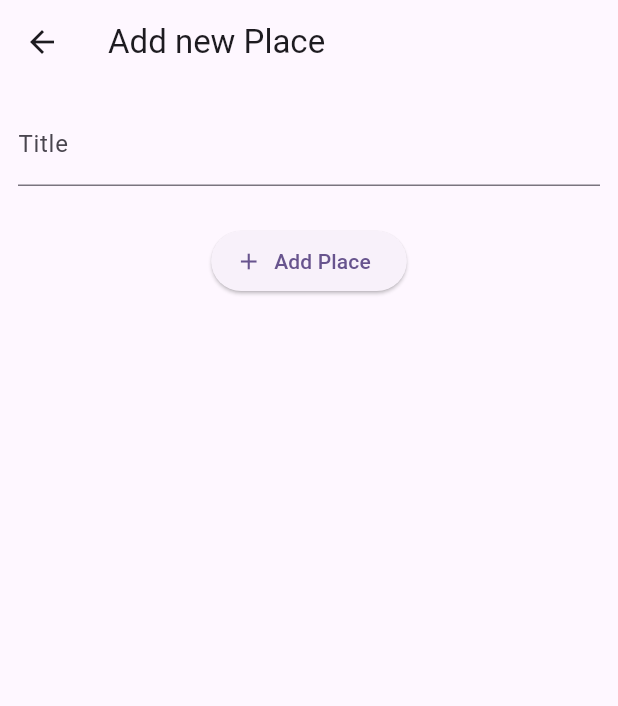
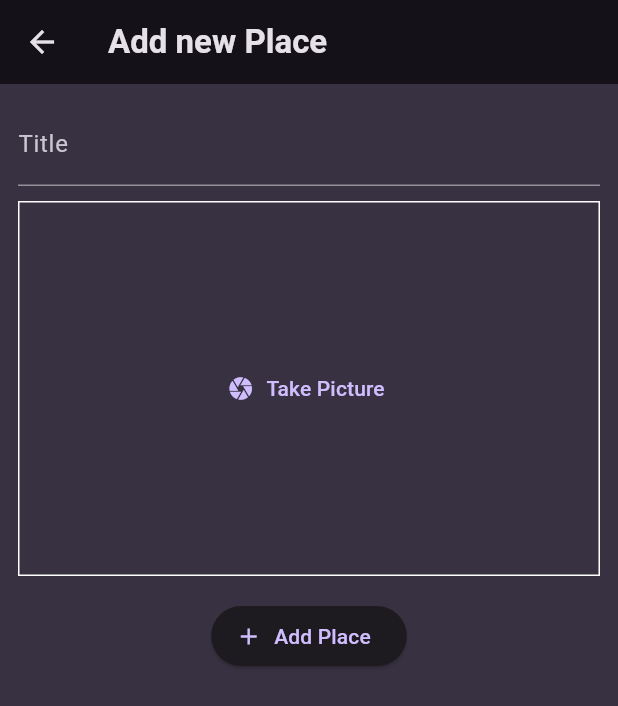
Before and after one commit to Phuwa-Oak/flutter_application_1, a Flutter app: the AddPlaceScreen screen opened directly, on a phone screen of 412 x 824 dp. Shown: the top 706 px of the screen. Run offline on Flutter 3.47's test engine with Material 3 defaults, Android fonts, the phone set to English and light mode, and no system bars; our stand-ins replace flutter_riverpod, google_fonts, image_picker.

Commit message:
Intial commit

```diff
--- a/lib/main.dart
+++ b/lib/main.dart
@@ -1,125 +1,48 @@
 import 'package:flutter/material.dart';
+import 'package:flutter_application_1/screens/places.dart';
+import 'package:flutter_riverpod/flutter_riverpod.dart';
+import 'package:google_fonts/google_fonts.dart';
+
+
+
+final colorScheme = ColorScheme.fromSeed(
+  brightness: Brightness.dark,
+  seedColor: const Color.fromARGB(255, 102, 6, 247),
+  background: const Color.fromARGB(255, 56, 49, 66),
+);
+
+final theme = ThemeData().copyWith(
+  useMaterial3: true,
+  scaffoldBackgroundColor: colorScheme.background,
+  colorScheme: colorScheme,
+  textTheme: GoogleFonts.ubuntuCondensedTextTheme().copyWith(
+    titleSmall: GoogleFonts.ubuntuCondensed(
+      fontWeight: FontWeight.bold,
+    ),
+    titleMedium: GoogleFonts.ubuntuCondensed(
+      fontWeight: FontWeight.bold,
+    ),
+    titleLarge: GoogleFonts.ubuntuCondensed(
+      fontWeight: FontWeight.bold,
+    ),
+  ),
+);
 
 void main() {
-  runApp(const MyApp());
+  runApp(
+    const ProviderScope(child: MyApp()),
+  );
 }
 
 class MyApp extends StatelessWidget {
   const MyApp({super.key});
 
-  // This widget is the root of your application.
   @override
   Widget build(BuildContext context) {
     return MaterialApp(
-      title: 'Flutter Demo',
-      theme: ThemeData(
-        // This is the theme of your application.
-        //
-        // TRY THIS: Try running your application with "flutter run". You'll see
-        // the application has a purple toolbar. Then, without quitting the app,
-        // try changing the seedColor in the colorScheme below to Colors.green
-        // and then invoke "hot reload" (save your changes or press the "hot
-        // reload" button in a Flutter-supported IDE, or press "r" if you used
-        // the command line to start the app).
-        //
-        // Notice that the counter didn't reset back to zero; the application
-        // state is not lost during the reload. To reset the state, use hot
-        // restart instead.
-        //
-        // This works for code too, not just values: Most code changes can be
-        // tested with just a hot reload.
-        colorScheme: ColorScheme.fromSeed(seedColor: Colors.deepPurple),
-        useMaterial3: true,
-      ),
-      home: const MyHomePage(title: 'Flutter Demo Home Page'),
+      title: 'Great Places',
+      theme: theme,
+      home: const PlacesScreen(),
     );
   }
 }
-
-class MyHomePage extends StatefulWidget {
-  const MyHomePage({super.key, required this.title});
-
-  // This widget is the home page of your application. It is stateful, meaning
-  // that it has a State object (defined below) that contains fields that affect
-  // how it looks.
-
-  // This class is the configuration for the state. It holds the values (in this
-  // case the title) provided by the parent (in this case the App widget) and
-  // used by the build method of the State. Fields in a Widget subclass are
-  // always marked "final".
-
-  final String title;
-
-  @override
-  State<MyHomePage> createState() => _MyHomePageState();
-}
-
-class _MyHomePageState extends State<MyHomePage> {
-  int _counter = 0;
-
-  void _incrementCounter() {
-    setState(() {
-      // This call to setState tells the Flutter framework that something has
-      // changed in this State, which causes it to rerun the build method below
-      // so that the display can reflect the updated values. If we changed
-      // _counter without calling setState(), then the build method would not be
-      // called again, and so nothing would appear to happen.
-      _counter++;
-    });
-  }
-
-  @override
-  Widget build(BuildContext context) {
-    // This method is rerun every time setState is called, for instance as done
-    // by the _incrementCounter method above.
-    //
-    // The Flutter framework has been optimized to make rerunning build methods
-    // fast, so that you can just rebuild anything that needs updating rather
-    // than having to individually change instances of widgets.
-    return Scaffold(
-      appBar: AppBar(
-        // TRY THIS: Try changing the color here to a specific color (to
-        // Colors.amber, perhaps?) and trigger a hot reload to see the AppBar
-        // change color while the other colors stay the same.
-        backgroundColor: Theme.of(context).colorScheme.inversePrimary,
-        // Here we take the value from the MyHomePage object that was created by
-        // the App.build method, and use it to set our appbar title.
-        title: Text(widget.title),
-      ),
-      body: Center(
-        // Center is a layout widget. It takes a single child and positions it
-        // in the middle of the parent.
-        child: Column(
-          // Column is also a layout widget. It takes a list of children and
-          // arranges them vertically. By default, it sizes itself to fit its
-          // children horizontally, and tries to be as tall as its parent.
-          //
-          // Column has various properties to control how it sizes itself and
-          // how it positions its children. Here we use mainAxisAlignment to
-          // center the children vertically; the main axis here is the vertical
-          // axis because Columns are vertical (the cross axis would be
-          // horizontal).
-          //
-          // TRY THIS: Invoke "debug painting" (choose the "Toggle Debug Paint"
-          // action in the IDE, or press "p" in the console), to see the
-          // wireframe for each widget.
-          mainAxisAlignment: MainAxisAlignment.center,
-          children: <Widget>[
-            const Text(
-              'You have pushed the button this many times:',
-            ),
-            Text(
-              '$_counter',
-              style: Theme.of(context).textTheme.headlineMedium,
-            ),
-          ],
-        ),
-      ),
-      floatingActionButton: FloatingActionButton(
-        onPressed: _incrementCounter,
-        tooltip: 'Increment',
-        child: const Icon(Icons.add),
-      ), // This trailing comma makes auto-formatting nicer for build methods.
-    );
-  }
-}
--- a/lib/providers/user_places.dart
+++ b/lib/providers/user_places.dart
@@ -1,5 +1,7 @@
-import 'package:flutter_native/models/place.dart';
+
+import 'package:flutter_application_1/models/place.dart';
 import 'package:flutter_riverpod/flutter_riverpod.dart';
+
 
 class UserPlacesNotifier extends StateNotifier<List<Place>> {
   UserPlacesNotifier() : super(const []);
--- a/lib/screens/add_place.dart
+++ b/lib/screens/add_place.dart
@@ -1,5 +1,6 @@
 import 'package:flutter/material.dart';
-import 'package:flutter_native/providers/user_places.dart';
+import 'package:flutter_application_1/providers/user_places.dart';
+import 'package:flutter_application_1/widgets/image_input.dart';
 import 'package:flutter_riverpod/flutter_riverpod.dart';
 
 class AddPlaceScreen extends ConsumerStatefulWidget {
@@ -50,7 +51,7 @@ class _AddPlaceScreenState extends ConsumerState<AddPlaceScreen> {
               ),
             ),
             const SizedBox(height: 10),
-
+            ImageInput(),
             const SizedBox(height: 16),
             ElevatedButton.icon(
               onPressed: _savePlace,
--- a/lib/screens/place_detail.dart
+++ b/lib/screens/place_detail.dart
@@ -1,5 +1,6 @@
 import 'package:flutter/material.dart';
-import 'package:flutter_native/models/place.dart';
+import 'package:flutter_application_1/models/place.dart';
+
 
 
 class PlaceDetailScreen extends StatelessWidget {
--- a/lib/screens/places.dart
+++ b/lib/screens/places.dart
@@ -1,7 +1,7 @@
 import 'package:flutter/material.dart';
-import 'package:flutter_native/providers/user_places.dart';
-import 'package:flutter_native/screens/add_place.dart';
-import 'package:flutter_native/widgets/places_list.dart';
+import 'package:flutter_application_1/providers/user_places.dart';
+import 'package:flutter_application_1/screens/add_place.dart';
+import 'package:flutter_application_1/widgets/places_list.dart';
 import 'package:flutter_riverpod/flutter_riverpod.dart';
 
 class PlacesScreen extends ConsumerWidget {
--- /dev/null
+++ b/lib/widgets/image_input.dart
@@ -0,0 +1,55 @@
+import 'dart:io';
+
+import 'package:flutter/material.dart';
+import 'package:image_picker/image_picker.dart';
+
+class ImageInput extends StatefulWidget{
+  @override
+  State<ImageInput> createState() {
+    return _ImageInputState();
+  }
+}
+
+class _ImageInputState extends State<ImageInput>{
+  File? _selectedImage;
+  takePicture() async{
+    final imagePicker = ImagePicker();
+    final pickedImage = await imagePicker.pickImage(source: ImageSource.camera,maxWidth: 600);
+
+    if(pickedImage == null){
+      return;
+    }
+
+    setState((){
+      _selectedImage = File(pickedImage.path);
+    });
+
+  }
+  @override
+  Widget build(BuildContext context) {
+    return Container(
+      decoration: BoxDecoration(
+        border: Border.all(width: 1, color: Colors.white)
+      ),
+      height: 250,
+      width: double.infinity,
+      alignment: Alignment.center,
+      child: _selectedImage != null
+         ? GestureDetector(
+             onTap: takePicture, // Allow retaking an image by tapping
+             child: Image.file(
+               _selectedImage!,
+               fit: BoxFit.cover,
+               width: double.infinity,
+               height: double.infinity,
+             ),
+           )
+         : TextButton.icon(
+             icon: const Icon(Icons.camera),
+             label: const Text('Take Picture'),
+             onPressed: takePicture,
+           ),
+
+    );
+  }
+}
--- a/lib/widgets/places_list.dart
+++ b/lib/widgets/places_list.dart
@@ -1,7 +1,8 @@
 
 import 'package:flutter/material.dart';
-import 'package:flutter_native/models/place.dart';
-import 'package:flutter_native/screens/place_detail.dart';
+import 'package:flutter_application_1/screens/place_detail.dart';
+import 'package:flutter_application_1/models/place.dart';
+
 
 class PlacesList extends StatelessWidget {
   const PlacesList({super.key, required this.places});
--- a/pubspec.yaml
+++ b/pubspec.yaml
@@ -38,6 +38,7 @@ dependencies:
   uuid: ^4.5.1
   flutter_riverpod: ^2.6.1
   google_fonts: ^6.2.1
+  image_picker: ^1.1.2
 
 dev_dependencies:
   flutter_test:
```
Also changed, not shown: pubspec.lock, 6 other files.
